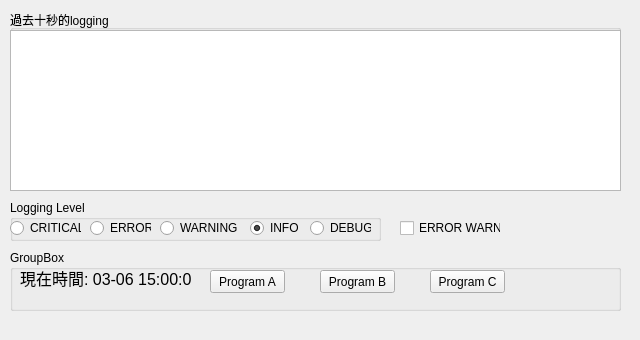
JNturtle/MY_PYTHON_EXAMPLE, file pyqt_logging/範例1/work.ui: the form before one commit.
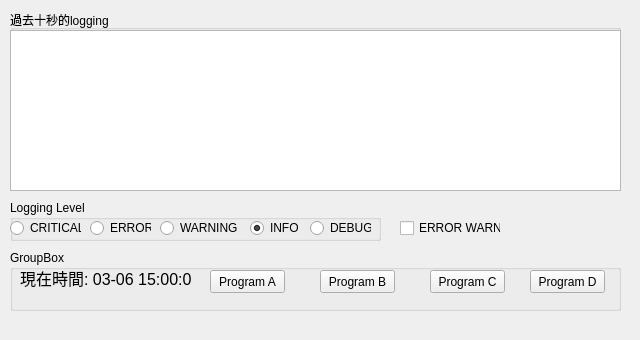
The form after the commit.

What changed in the file:
```diff
--- a/pyqt_logging/範例1/work.ui
+++ b/pyqt_logging/範例1/work.ui
@@ -98,6 +98,19 @@
       <string>Program C</string>
      </property>
     </widget>
+    <widget class="QPushButton" name="PD">
+     <property name="geometry">
+      <rect>
+       <x>520</x>
+       <y>20</y>
+       <width>75</width>
+       <height>23</height>
+      </rect>
+     </property>
+     <property name="text">
+      <string>Program D</string>
+     </property>
+    </widget>
    </widget>
    <widget class="QGroupBox" name="groupBox_2">
     <property name="geometry">
```
